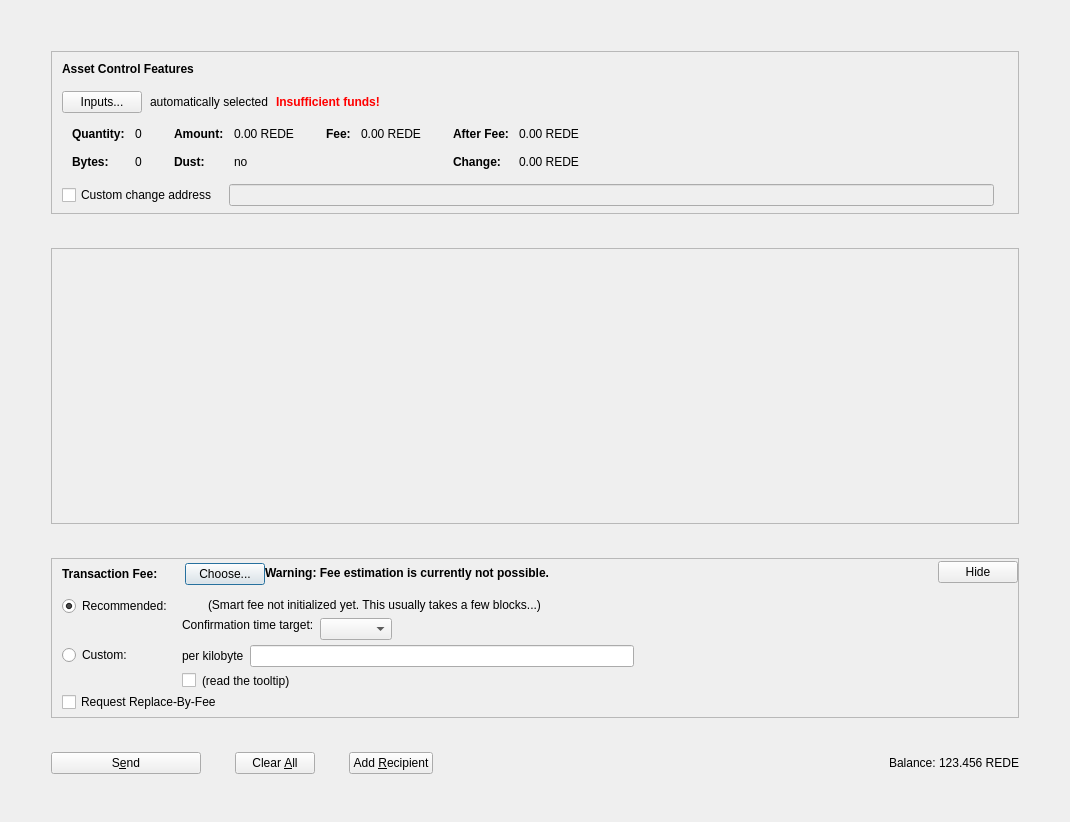
This is src/qt/forms/assetsdialog.ui in shahepay/shahepay as Qt 5 draws it before an edit. The edited form follows.
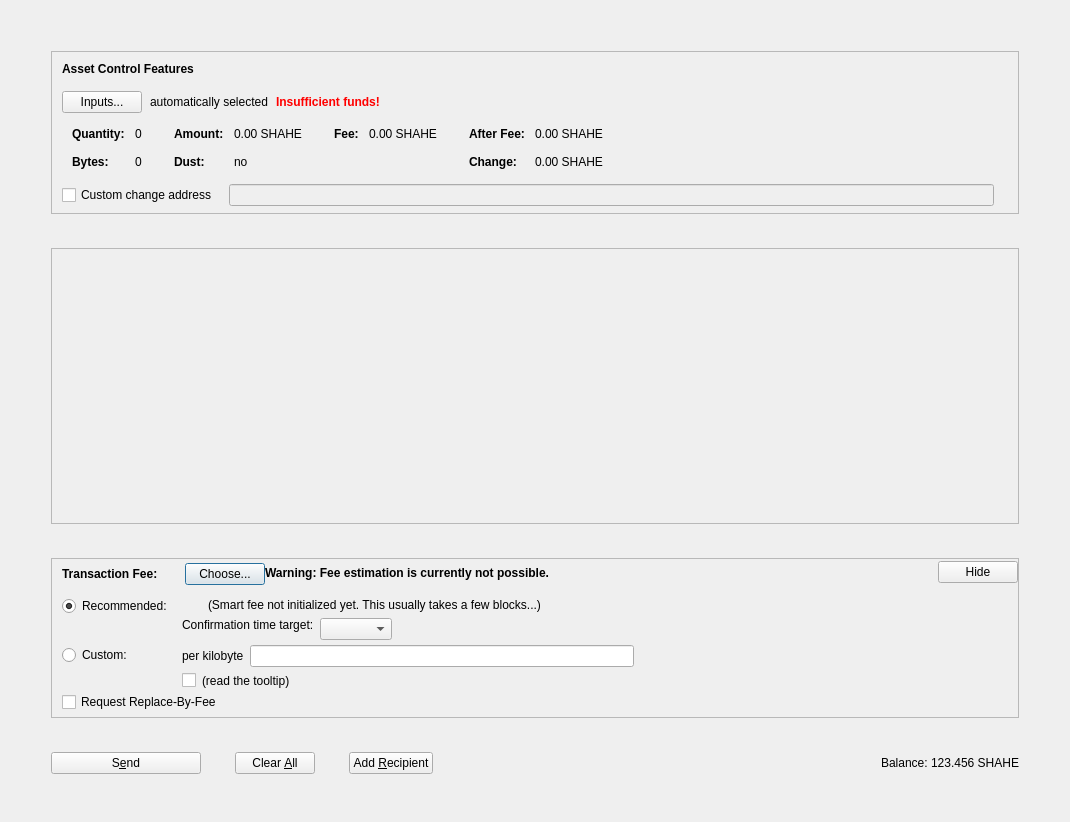
This is the edited form. Icons and pictures are not drawn. Custom widgets are drawn as their Qt base class.

What changed in the file:
```diff
--- a/src/qt/forms/assetsdialog.ui
+++ b/src/qt/forms/assetsdialog.ui
@@ -341,7 +341,7 @@
                     <enum>Qt::ActionsContextMenu</enum>
                    </property>
                    <property name="text">
-                    <string notr="true">0.00 REDE</string>
+                    <string notr="true">0.00 SHAHE</string>
                    </property>
                    <property name="textInteractionFlags">
                     <set>Qt::LinksAccessibleByMouse|Qt::TextSelectableByKeyboard|Qt::TextSelectableByMouse</set>
@@ -421,7 +421,7 @@
                     <enum>Qt::ActionsContextMenu</enum>
                    </property>
                    <property name="text">
-                    <string notr="true">0.00 REDE</string>
+                    <string notr="true">0.00 SHAHE</string>
                    </property>
                    <property name="textInteractionFlags">
                     <set>Qt::LinksAccessibleByMouse|Qt::TextSelectableByKeyboard|Qt::TextSelectableByMouse</set>
@@ -472,7 +472,7 @@
                     <enum>Qt::ActionsContextMenu</enum>
                    </property>
                    <property name="text">
-                    <string notr="true">0.00 REDE</string>
+                    <string notr="true">0.00 SHAHE</string>
                    </property>
                    <property name="textInteractionFlags">
                     <set>Qt::LinksAccessibleByMouse|Qt::TextSelectableByKeyboard|Qt::TextSelectableByMouse</set>
@@ -501,7 +501,7 @@
                     <enum>Qt::ActionsContextMenu</enum>
                    </property>
                    <property name="text">
-                    <string notr="true">0.00 REDE</string>
+                    <string notr="true">0.00 SHAHE</string>
                    </property>
                    <property name="textInteractionFlags">
                     <set>Qt::LinksAccessibleByMouse|Qt::TextSelectableByKeyboard|Qt::TextSelectableByMouse</set>
@@ -1264,7 +1264,7 @@
             <cursorShape>IBeamCursor</cursorShape>
            </property>
            <property name="text">
-            <string notr="true">123.456 REDE</string>
+            <string notr="true">123.456 SHAHE</string>
            </property>
            <property name="textInteractionFlags">
             <set>Qt::LinksAccessibleByMouse|Qt::TextSelectableByKeyboard|Qt::TextSelectableByMouse</set>
```
Left out of the diff: 18 changed lines with no effect on the pictures.
